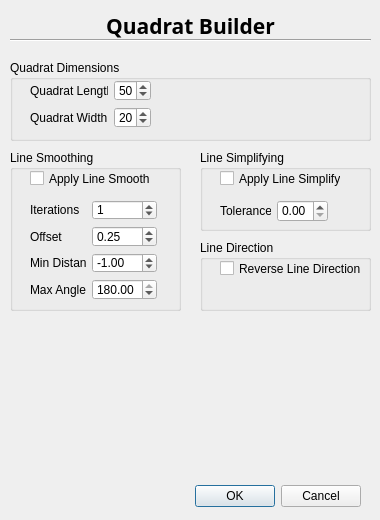
First picture: the form in quadratBuilder_dialog_base.ui, repository Chris-Robertson/quadratBuilder, before the edit.
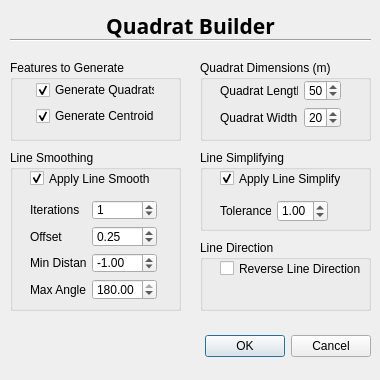
Second picture: the form after the edit.

Commit message: Centroids are now generated for each quadrat.

```diff
--- a/quadratBuilder_dialog_base.ui
+++ b/quadratBuilder_dialog_base.ui
@@ -7,7 +7,7 @@
     <x>0</x>
     <y>0</y>
     <width>380</width>
-    <height>520</height>
+    <height>380</height>
    </rect>
   </property>
   <property name="windowTitle">
@@ -16,8 +16,8 @@
   <widget class="QDialogButtonBox" name="button_box">
    <property name="geometry">
     <rect>
-     <x>20</x>
-     <y>480</y>
+     <x>30</x>
+     <y>330</y>
      <width>341</width>
      <height>32</height>
     </rect>
@@ -57,16 +57,16 @@
   <widget class="QGroupBox" name="groupBox">
    <property name="geometry">
     <rect>
-     <x>10</x>
+     <x>200</x>
      <y>60</y>
-     <width>361</width>
+     <width>171</width>
      <height>81</height>
     </rect>
    </property>
    <property name="title">
-    <string>Quadrat Dimensions</string>
+    <string>Quadrat Dimensions (m)</string>
    </property>
-   <widget class="QWidget" name="">
+   <widget class="QWidget" name="layoutWidget">
     <property name="geometry">
      <rect>
       <x>20</x>
@@ -131,8 +131,11 @@
     <property name="text">
      <string>Apply Line Smooth</string>
     </property>
+    <property name="checked">
+     <bool>true</bool>
+    </property>
    </widget>
-   <widget class="QWidget" name="">
+   <widget class="QWidget" name="layoutWidget">
     <property name="geometry">
      <rect>
       <x>20</x>
@@ -253,8 +256,11 @@
     <property name="text">
      <string>Apply Line Simplify</string>
     </property>
+    <property name="checked">
+     <bool>true</bool>
+    </property>
    </widget>
-   <widget class="QWidget" name="">
+   <widget class="QWidget" name="layoutWidget">
     <property name="geometry">
      <rect>
       <x>20</x>
@@ -272,7 +278,11 @@
       </widget>
      </item>
      <item>
-      <widget class="QDoubleSpinBox" name="simpleTolerance"/>
+      <widget class="QDoubleSpinBox" name="simpleTolerance">
+       <property name="value">
+        <double>1.000000000000000</double>
+       </property>
+      </widget>
      </item>
     </layout>
    </widget>
@@ -303,6 +313,54 @@
     </property>
    </widget>
   </widget>
+  <widget class="QGroupBox" name="groupBox_5">
+   <property name="geometry">
+    <rect>
+     <x>10</x>
+     <y>60</y>
+     <width>171</width>
+     <height>81</height>
+    </rect>
+   </property>
+   <property name="title">
+    <string>Features to Generate</string>
+   </property>
+   <widget class="QWidget" name="layoutWidget_2">
+    <property name="geometry">
+     <rect>
+      <x>20</x>
+      <y>20</y>
+      <width>125</width>
+      <height>48</height>
+     </rect>
+    </property>
+    <layout class="QFormLayout" name="formLayout_3">
+     <item row="0" column="1">
+      <widget class="QCheckBox" name="generateQuadratsCheck">
+       <property name="text">
+        <string>Generate Quadrats</string>
+       </property>
+       <property name="checkable">
+        <bool>true</bool>
+       </property>
+       <property name="checked">
+        <bool>true</bool>
+       </property>
+      </widget>
+     </item>
+     <item row="1" column="1">
+      <widget class="QCheckBox" name="generateCentroidsCheck">
+       <property name="text">
+        <string>Generate Centroids</string>
+       </property>
+       <property name="checked">
+        <bool>true</bool>
+       </property>
+      </widget>
+     </item>
+    </layout>
+   </widget>
+  </widget>
  </widget>
  <resources/>
  <connections>
```
The commit also changes 2 other files.
